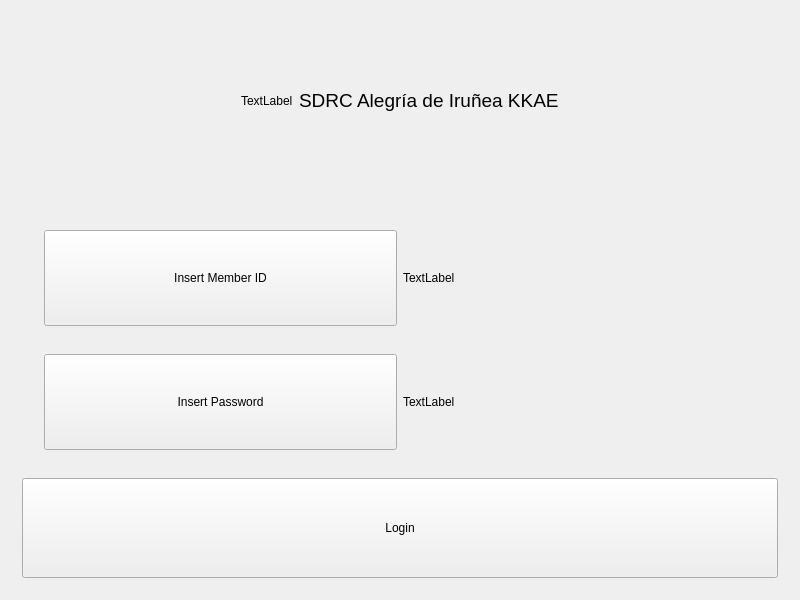
The window that penyamanager/loginwindow.ui (eguzki/penyamanager) describes before a commit, drawn with Qt 5.
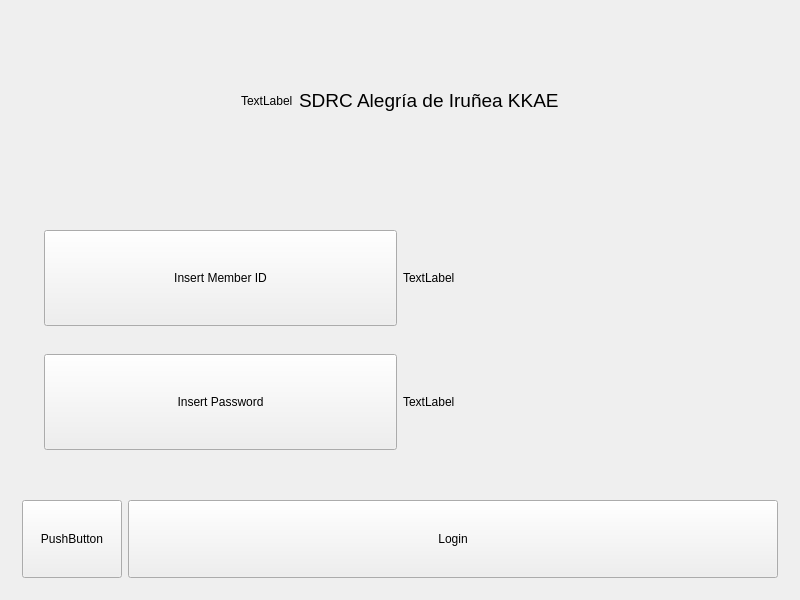
The same window after the commit.

```diff
--- a/penyamanager/loginwindow.ui
+++ b/penyamanager/loginwindow.ui
@@ -147,18 +147,67 @@
         </layout>
        </widget>
       </item>
+     </layout>
+    </widget>
+   </item>
+   <item>
+    <widget class="QWidget" name="loginWidget" native="true">
+     <property name="minimumSize">
+      <size>
+       <width>0</width>
+       <height>100</height>
+      </size>
+     </property>
+     <property name="maximumSize">
+      <size>
+       <width>16777215</width>
+       <height>100</height>
+      </size>
+     </property>
+     <layout class="QHBoxLayout" name="horizontalLayout_4">
+      <item>
+       <widget class="QPushButton" name="languagePushButton">
+        <property name="sizePolicy">
+         <sizepolicy hsizetype="Minimum" vsizetype="Preferred">
+          <horstretch>0</horstretch>
+          <verstretch>0</verstretch>
+         </sizepolicy>
+        </property>
+        <property name="minimumSize">
+         <size>
+          <width>100</width>
+          <height>0</height>
+         </size>
+        </property>
+        <property name="maximumSize">
+         <size>
+          <width>100</width>
+          <height>16777215</height>
+         </size>
+        </property>
+        <property name="text">
+         <string>PushButton</string>
+        </property>
+       </widget>
+      </item>
       <item>
        <widget class="QPushButton" name="loginPushButton">
+        <property name="sizePolicy">
+         <sizepolicy hsizetype="Minimum" vsizetype="Preferred">
+          <horstretch>0</horstretch>
+          <verstretch>0</verstretch>
+         </sizepolicy>
+        </property>
         <property name="minimumSize">
          <size>
           <width>0</width>
-          <height>100</height>
+          <height>0</height>
          </size>
         </property>
         <property name="maximumSize">
          <size>
           <width>16777215</width>
-          <height>100</height>
+          <height>16777215</height>
          </size>
         </property>
         <property name="text">
```
